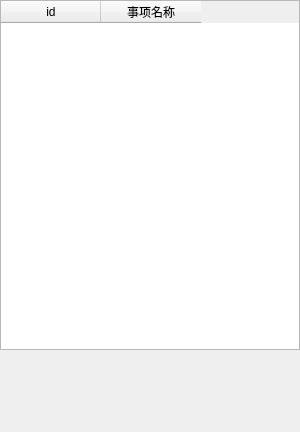
Qt form realProgect/dailymsy4.ui (Arthur381/QTproject) before a commit.
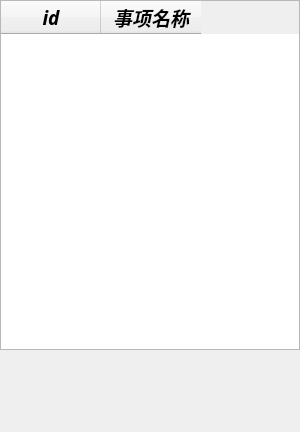
The same form after that commit.

```diff
--- a/realProgect/dailymsy4.ui
+++ b/realProgect/dailymsy4.ui
@@ -46,15 +46,37 @@
      <height>350</height>
     </size>
    </property>
+   <attribute name="horizontalHeaderVisible">
+    <bool>true</bool>
+   </attribute>
+   <attribute name="verticalHeaderVisible">
+    <bool>false</bool>
+   </attribute>
    <column>
     <property name="text">
      <string>id</string>
     </property>
+    <property name="font">
+     <font>
+      <family>幼圆</family>
+      <pointsize>14</pointsize>
+      <italic>true</italic>
+      <bold>true</bold>
+     </font>
+    </property>
    </column>
    <column>
     <property name="text">
      <string>事项名称</string>
     </property>
+    <property name="font">
+     <font>
+      <family>幼圆</family>
+      <pointsize>14</pointsize>
+      <italic>true</italic>
+      <bold>true</bold>
+     </font>
+    </property>
    </column>
   </widget>
  </widget>
```
